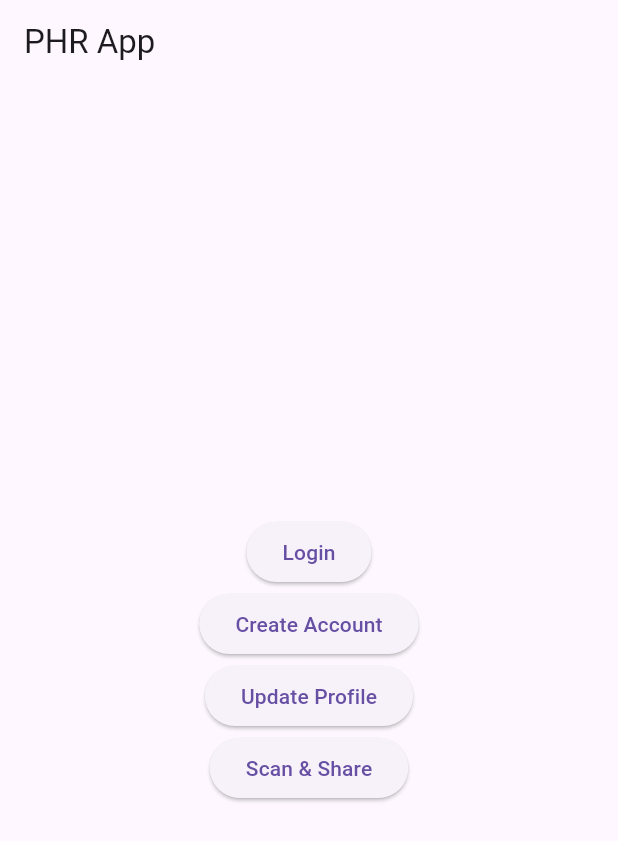
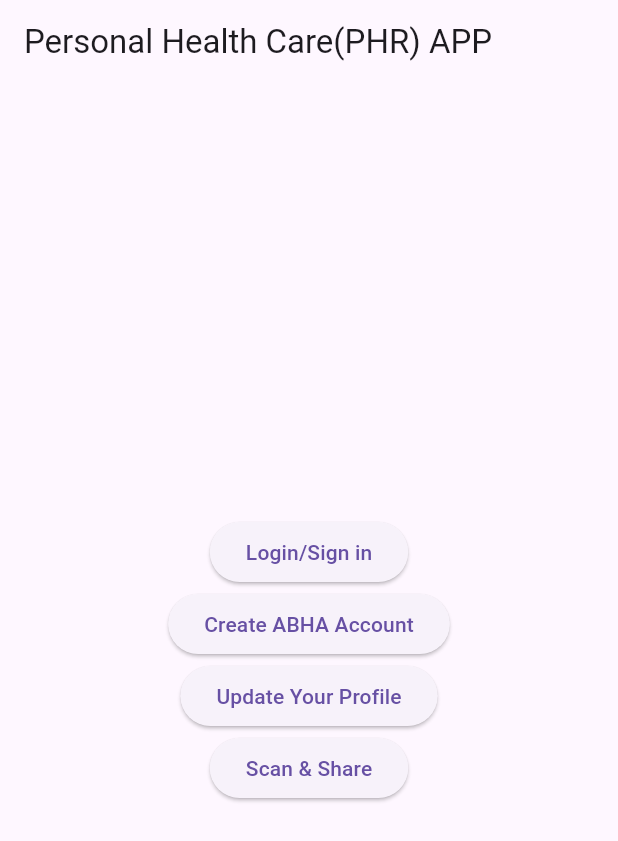
Before and after one commit to Prudhvi-3-cloud/PHR-App-onboarding, a Flutter app: the screen it shows after launch, on a phone screen of 412 x 824 dp. Shown: the top 841 px of the screen. Run offline on Flutter 3.47's test engine with Material 3 defaults, Android fonts, the phone set to English and light mode, and no system bars; missing offline and left inert: qr_code_scanner.

Commit message:
Second  Commit

```diff
--- a/lib/screens/home_screen.dart
+++ b/lib/screens/home_screen.dart
@@ -8,7 +8,7 @@ class HomeScreen extends StatelessWidget {
   @override
   Widget build(BuildContext context) {
     return Scaffold(
-      appBar: AppBar(title: Text('PHR App')),
+      appBar: AppBar(title: Text('Personal Health Care(PHR) APP')),
       body: Center(
         child: Column(
           mainAxisAlignment: MainAxisAlignment.center,
@@ -20,7 +20,7 @@ class HomeScreen extends StatelessWidget {
                   MaterialPageRoute(builder: (context) => LoginScreen()),
                 );
               },
-              child: Text('Login'),
+              child: Text('Login/Sign in'),
             ),
             ElevatedButton(
               onPressed: () {
@@ -29,7 +29,7 @@ class HomeScreen extends StatelessWidget {
                   MaterialPageRoute(builder: (context) => RegistrationScreen()),
                 );
               },
-              child: Text('Create Account'),
+              child: Text('Create ABHA Account'),
             ),
             ElevatedButton(
               onPressed: () {
@@ -38,7 +38,7 @@ class HomeScreen extends StatelessWidget {
                   MaterialPageRoute(builder: (context) => ProfileUpdateScreen()),
                 );
               },
-              child: Text('Update Profile'),
+              child: Text('Update Your Profile'),
             ),
             ElevatedButton(
               onPressed: () {
--- a/lib/screens/registration_screen.dart
+++ b/lib/screens/registration_screen.dart
@@ -36,7 +36,7 @@ class _RegistrationScreenState extends State<RegistrationScreen> {
           children: [
             TextField(
               controller: abhaNumberController,
-              decoration: InputDecoration(labelText: 'ABHA Number'),
+              decoration: InputDecoration(labelText: 'Aadhar Number'),
             ),
             TextField(
               controller: abhaAddressController,
--- a/lib/screens/scan_share_screen.dart
+++ b/lib/screens/scan_share_screen.dart
@@ -11,7 +11,7 @@ class ScanShareScreen extends StatelessWidget {
       body: QRView(
         key: qrKey,
         onQRViewCreated: (QRViewController controller) {
-          // Handle QR scanning logic here
+        //enter url here
         },
       ),
     );
```
